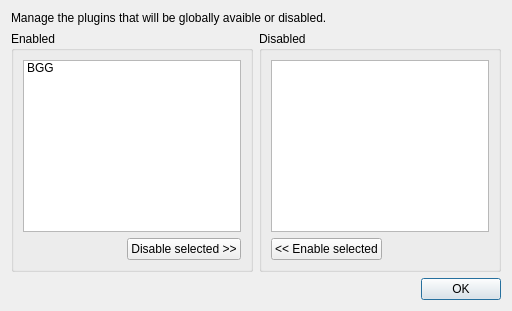
Old version of the form ui/designer/plugins.ui in the repository arielvb/collector.
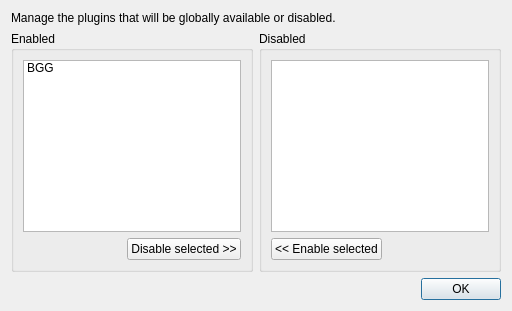
New version of the form.

Commit message: Fixed typos in Ui forms

Diff of the .ui file:
```diff
--- a/ui/designer/plugins.ui
+++ b/ui/designer/plugins.ui
@@ -17,7 +17,7 @@
    <item>
     <widget class="QLabel" name="label">
      <property name="text">
-      <string>Manage the plugins that will be globally avaible or disabled.</string>
+      <string>Manage the plugins that will be globally available or disabled.</string>
      </property>
      <property name="wordWrap">
       <bool>true</bool>
```
The commit also changes 1 other file.
